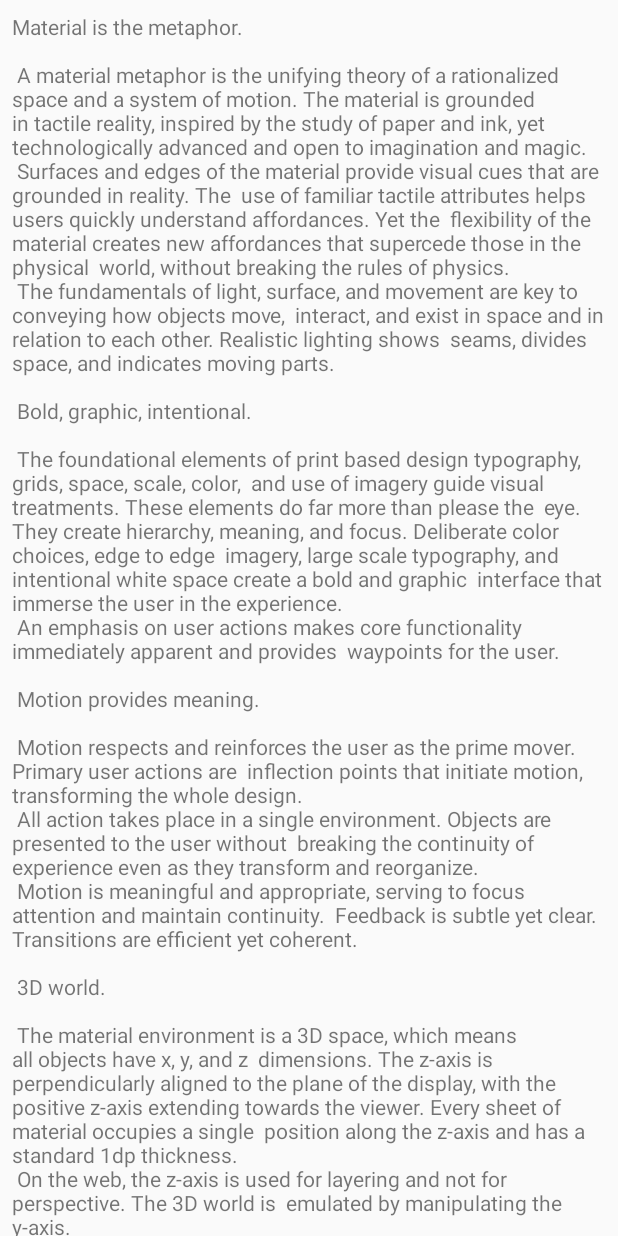
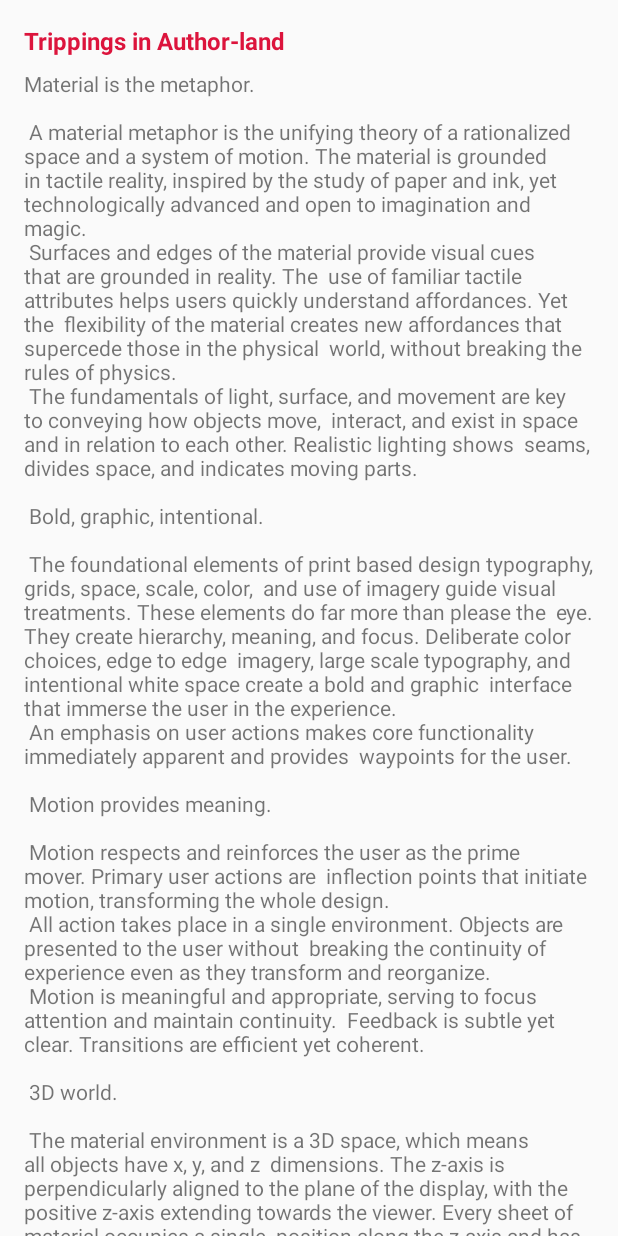
Before and after one commit to liveHarshit/Book-Listing-App, an Android app: the layout content_description.xml on its own in the app's theme, with its tools: preview values and no code run, on a phone screen of 412 x 824 dp. Run offline under Robolectric (Android 15) with nearby library versions, the phone set to English and light mode, and no system bars.

Commit message:
add title in description activity

```diff
--- a/app/src/main/java/com/example/liveharshit/booklistingapp/BookListAdapter.java
+++ b/app/src/main/java/com/example/liveharshit/booklistingapp/BookListAdapter.java
@@ -105,6 +105,7 @@ public class BookListAdapter extends ArrayAdapter<BookList> {
             public void onClick(View v) {
                 Intent i = new Intent(getContext(), DescriptionActivity.class);
                 i.putExtra("description",description);
+                i.putExtra("title",currentBookList.getTitle());
                 getContext().startActivity(i);
             }
         });
--- a/app/src/main/res/layout/content_description.xml
+++ b/app/src/main/res/layout/content_description.xml
@@ -8,11 +8,31 @@
     tools:context=".DescriptionActivity"
     tools:showIn="@layout/activity_description">
 
+    <LinearLayout
+        android:layout_width="match_parent"
+        android:layout_height="match_parent"
+        android:layout_margin="16dp"
+        android:orientation="vertical">
+
+
+
+    <TextView
+        android:layout_width="wrap_content"
+        android:layout_height="wrap_content"
+        android:id="@+id/title_text_view"
+        android:text="@string/sample_title"
+        android:textSize="16dp"
+        android:paddingBottom="8dp"
+        android:textStyle="bold"
+        android:textColor="#dc143c"/>
+
     <TextView
         android:id="@+id/description_text_view"
         android:layout_width="wrap_content"
         android:layout_height="wrap_content"
-        android:layout_margin="@dimen/text_margin"
         android:text="@string/large_text" />
 
+    </LinearLayout>
+
+
 </android.support.v4.widget.NestedScrollView>
```
Also changed, not shown: app/src/main/java/com/example/liveharshit/booklistingapp/DescriptionActivity.java (+7 -3 lines).
